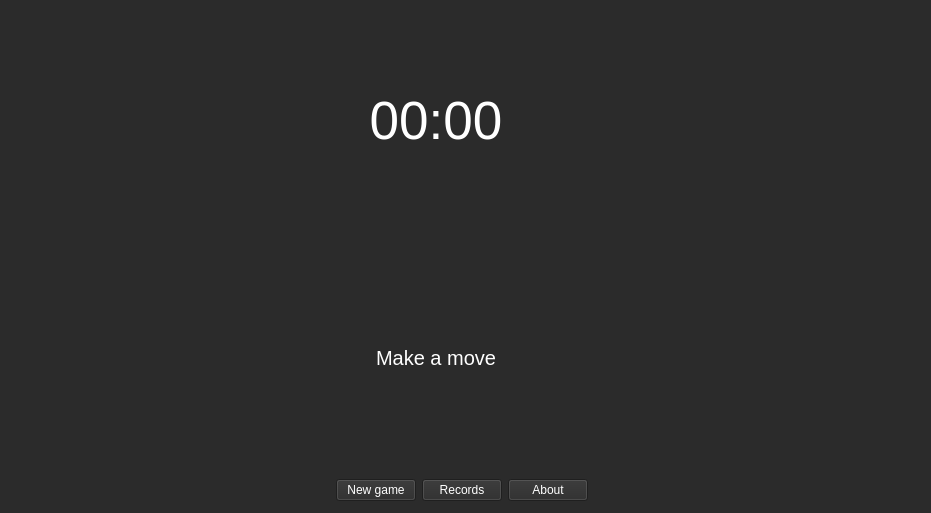
Qt form mainwindow.ui (mrtokii/sweep-hard) before a commit.
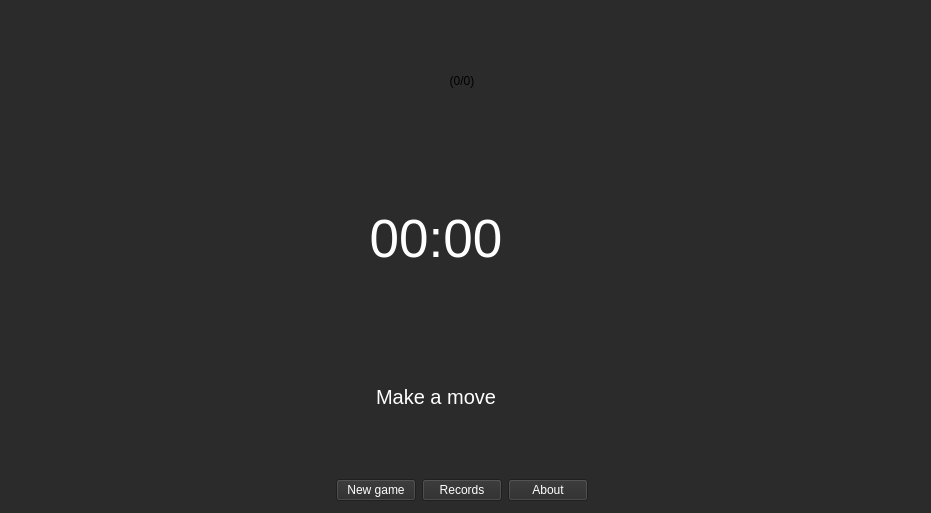
The same form after that commit. Icons and pictures are not drawn.

Commit message: Update UI to work with three dimentions

```diff
--- a/mainwindow.ui
+++ b/mainwindow.ui
@@ -38,7 +38,7 @@
      <layout class="QHBoxLayout" name="fieldPlace"/>
     </item>
     <item>
-     <layout class="QVBoxLayout" name="sidePanel" stretch="0,0,0">
+     <layout class="QVBoxLayout" name="sidePanel" stretch="0,0,0,0">
       <property name="sizeConstraint">
        <enum>QLayout::SetMinimumSize</enum>
       </property>
@@ -48,6 +48,16 @@
       <property name="bottomMargin">
        <number>7</number>
       </property>
+      <item>
+       <widget class="QLabel" name="levelDepth">
+        <property name="text">
+         <string>(0/0)</string>
+        </property>
+        <property name="alignment">
+         <set>Qt::AlignCenter</set>
+        </property>
+       </widget>
+      </item>
       <item>
        <widget class="QLabel" name="timerLabel">
         <property name="sizePolicy">
```
Left out of the diff: 2 changed lines with no effect on the pictures. The commit also changes 6 other files.
